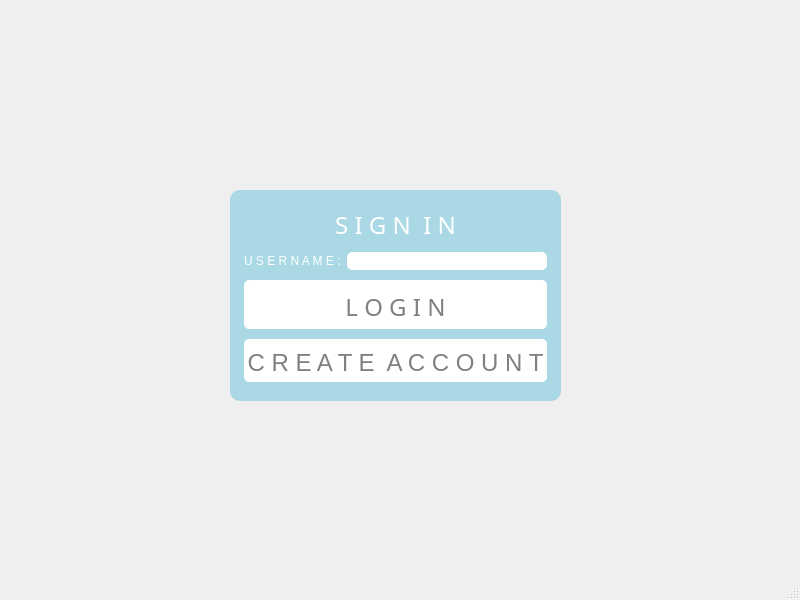
Old version of the form TaskBuddy/taskbuddy.ui in the repository mkawak/TaskBuddy.
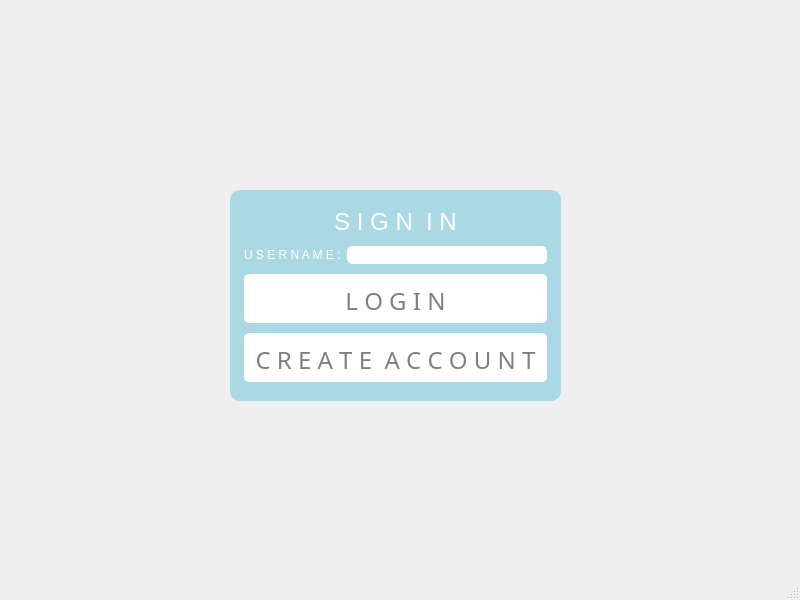
New version of the form.

Patch:
```diff
--- a/TaskBuddy/taskbuddy.ui
+++ b/TaskBuddy/taskbuddy.ui
@@ -25,7 +25,6 @@
     </property>
     <property name="font">
      <font>
-      <family>Calibre</family>
       <pointsize>18</pointsize>
      </font>
     </property>
@@ -51,7 +50,6 @@
        </property>
        <property name="font">
         <font>
-         <family>Calibre</family>
          <pointsize>18</pointsize>
         </font>
        </property>
@@ -122,6 +120,7 @@
       <widget class="QPushButton" name="CreateAccButton">
        <property name="font">
         <font>
+         <family>Calibre</family>
          <pointsize>18</pointsize>
         </font>
        </property>
```
